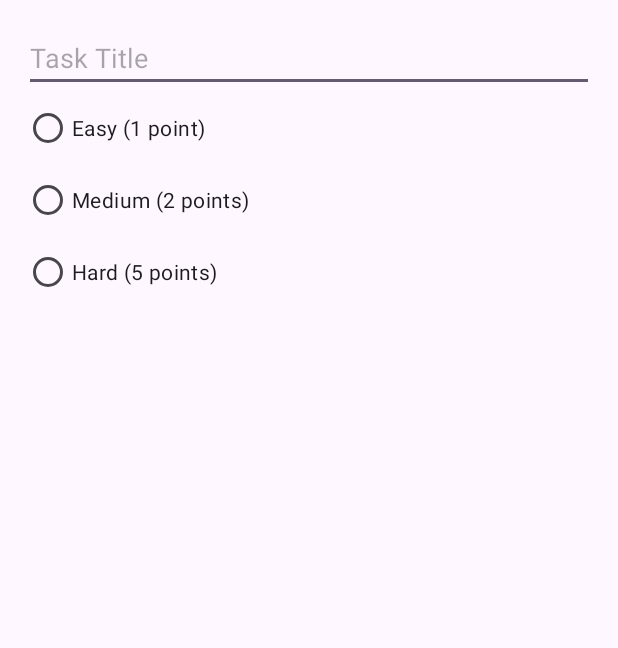
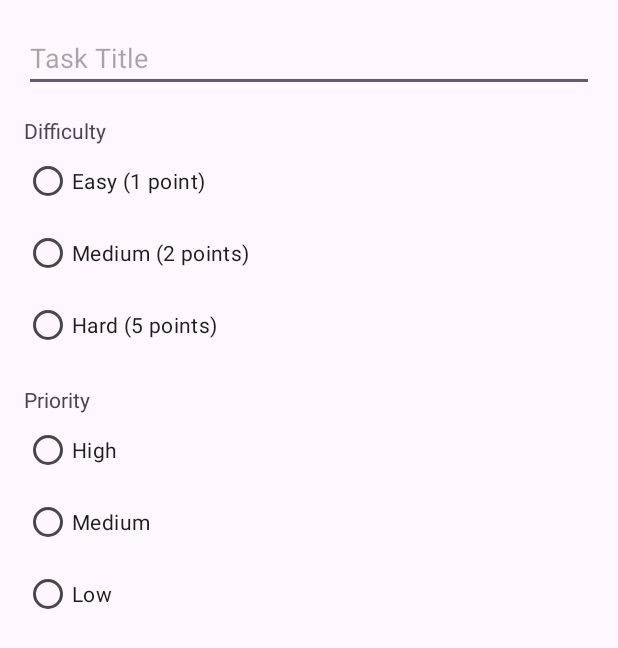
Before and after one commit to NickSanft/TooDo, an Android app: the layout dialog_add_task.xml on its own in the app's theme, with its tools: preview values and no code run, on a phone screen of 412 x 824 dp. Shown: the top 648 px of the screen. Run offline under Robolectric (Android 15) with nearby library versions, the phone set to English and light mode, and no system bars.

Commit message:
Task prioritization

```diff
--- a/app/src/main/java/com/divora/toodo/Task.kt
+++ b/app/src/main/java/com/divora/toodo/Task.kt
@@ -10,6 +10,7 @@ data class Task(
     val title: String,
     val difficulty: String,
     val points: Int,
+    val priority: Int = 2, // 1 = High, 2 = Medium, 3 = Low
     val isCompleted: Boolean = false,
     val completedAt: Long? = null
 )
--- a/app/src/main/res/layout/dialog_add_task.xml
+++ b/app/src/main/res/layout/dialog_add_task.xml
@@ -10,6 +10,12 @@
         android:layout_width="match_parent"
         android:layout_height="wrap_content"
         android:hint="Task Title" />
+
+    <TextView
+        android:layout_width="wrap_content"
+        android:layout_height="wrap_content"
+        android:layout_marginTop="16dp"
+        android:text="Difficulty" />
 
     <RadioGroup
         android:id="@+id/difficulty_radio_group"
@@ -36,4 +42,35 @@
 
     </RadioGroup>
 
+    <TextView
+        android:layout_width="wrap_content"
+        android:layout_height="wrap_content"
+        android:layout_marginTop="16dp"
+        android:text="Priority" />
+
+    <RadioGroup
+        android:id="@+id/priority_radio_group"
+        android:layout_width="match_parent"
+        android:layout_height="wrap_content">
+
+        <RadioButton
+            android:id="@+id/high_priority_button"
+            android:layout_width="wrap_content"
+            android:layout_height="wrap_content"
+            android:text="High" />
+
+        <RadioButton
+            android:id="@+id/medium_priority_button"
+            android:layout_width="wrap_content"
+            android:layout_height="wrap_content"
+            android:text="Medium" />
+
+        <RadioButton
+            android:id="@+id/low_priority_button"
+            android:layout_width="wrap_content"
+            android:layout_height="wrap_content"
+            android:text="Low" />
+
+    </RadioGroup>
+
 </LinearLayout>
--- a/app/src/main/res/layout/list_item_task.xml
+++ b/app/src/main/res/layout/list_item_task.xml
@@ -25,6 +25,12 @@
             android:ellipsize="end"
             android:singleLine="true"
             android:text="Task Title" />
+
+        <TextView
+            android:id="@+id/task_priority"
+            android:layout_width="wrap_content"
+            android:layout_height="wrap_content"
+            android:text="Medium Priority" />
 
         <TextView
             android:id="@+id/task_completed_at"
```
Also changed, not shown: app/src/main/java/com/divora/toodo/AppDatabase.kt (+8 -2 lines), app/src/main/java/com/divora/toodo/TaskListAdapter.kt (+8 -0 lines), app/src/main/java/com/divora/toodo/TaskListFragment.kt (+20 -3 lines), 1 other file.
